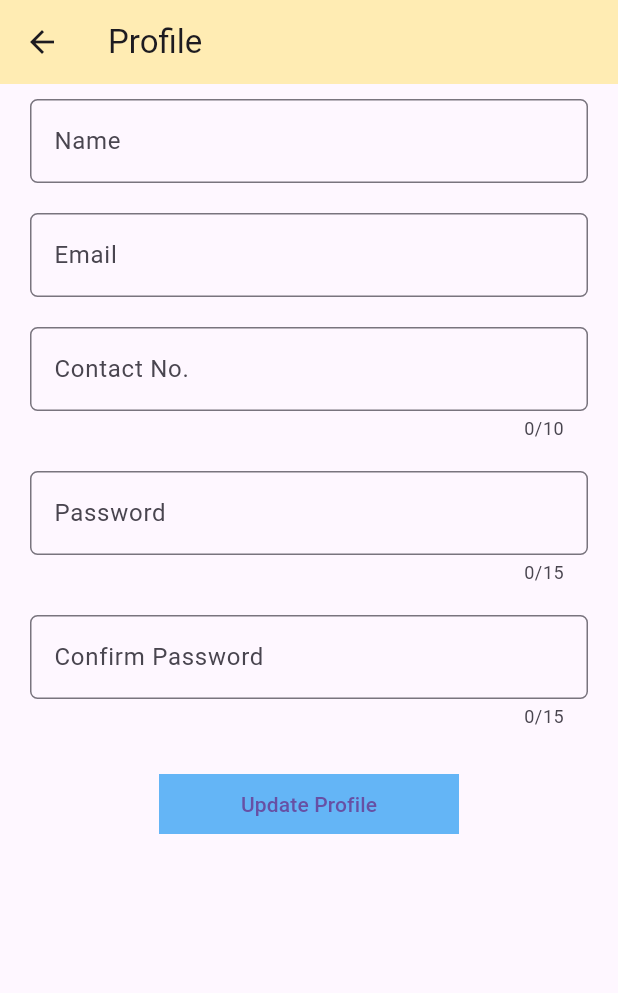
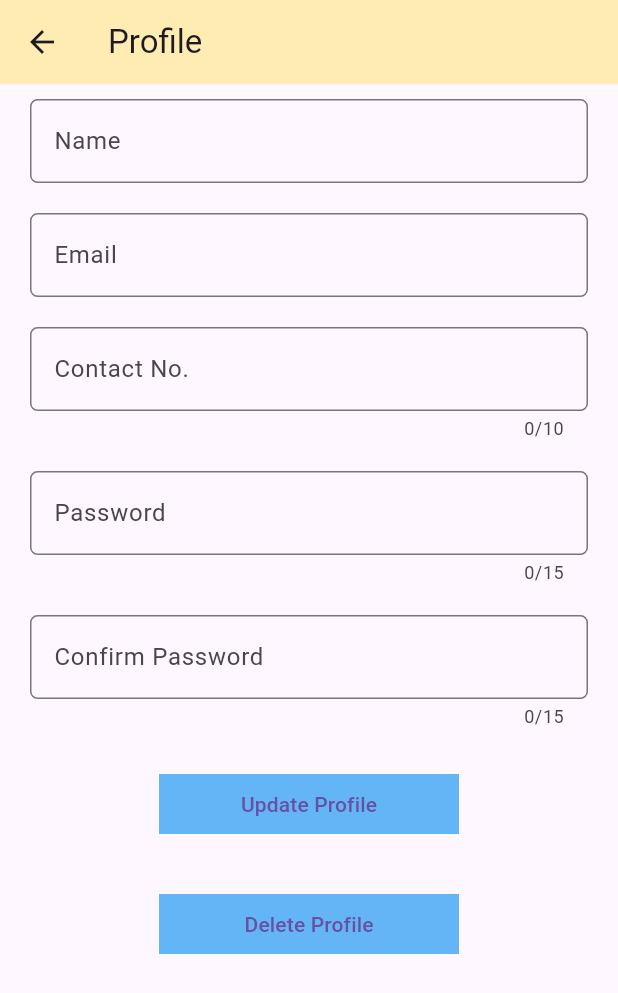
Before and after one commit to SagarKhatri24/flutter_application_ni, a Flutter app: the ProfileApp screen opened directly, on a phone screen of 412 x 824 dp. Shown: the top 993 px of the screen. Run offline on Flutter 3.47's test engine with Material 3 defaults, Android fonts, the phone set to English and light mode, and no system bars; our stand-ins replace fluttertoast, shared_preferences, sqflite; accounts and stored records are empty.

Commit message:
Delete Profile

```diff
--- a/lib/SqliteHelper.dart
+++ b/lib/SqliteHelper.dart
@@ -65,4 +65,10 @@ class SqliteHelper{
     Database? db = await instance.database;
     return db!.update(tableName, map,where: '$userId = ?',whereArgs: [sUserId]);
   }
+
+  Future<int> deleteFun(String sUserId) async{
+    Database? db = await instance.database;
+    return db!.delete(tableName, where: '$userId = ?',whereArgs: [sUserId]);
+  }
+
 }
--- a/lib/profile.dart
+++ b/lib/profile.dart
@@ -1,6 +1,7 @@
 import 'package:flutter/material.dart';
 import 'package:flutter_application_ni/SqliteHelper.dart';
 import 'package:flutter_application_ni/constantData.dart';
+import 'package:flutter_application_ni/login.dart';
 import 'package:fluttertoast/fluttertoast.dart';
 import 'package:shared_preferences/shared_preferences.dart';
 
@@ -218,6 +219,20 @@ class ProfileState extends State<ProfileApp>{
                   ),
                 ),
               ),
+              Padding(
+                padding: const EdgeInsets.symmetric(vertical: 20.0),
+                child: Container(
+                  color: Colors.blue.shade300,
+                  width: 200.0,
+                  height: 40.0,
+                  child: TextButton(
+                    onPressed: (){
+                      deleteData(sUserId);
+                    },
+                    child: Text("Delete Profile")
+                  ),
+                ),
+              ),
             ],
           ),
         ),
@@ -248,4 +263,20 @@ class ProfileState extends State<ProfileApp>{
 
   }
 
+  void deleteData(String sUserId) async{
+    var sp = await SharedPreferences.getInstance();
+
+    final id = await dbHelper.deleteFun(sUserId);
+    print(id);
+    Fluttertoast.showToast(
+      msg: "Profile Delete Successfully",
+      toastLength: Toast.LENGTH_SHORT
+    );
+
+    //sp.remove(ConstantData.CONTACT);
+    //sp.remove(ConstantData.EMAIL);
+    sp.clear();
+    Navigator.push(context, MaterialPageRoute(builder: (_)=> LoginMain()));
+  }
+
 }
```
